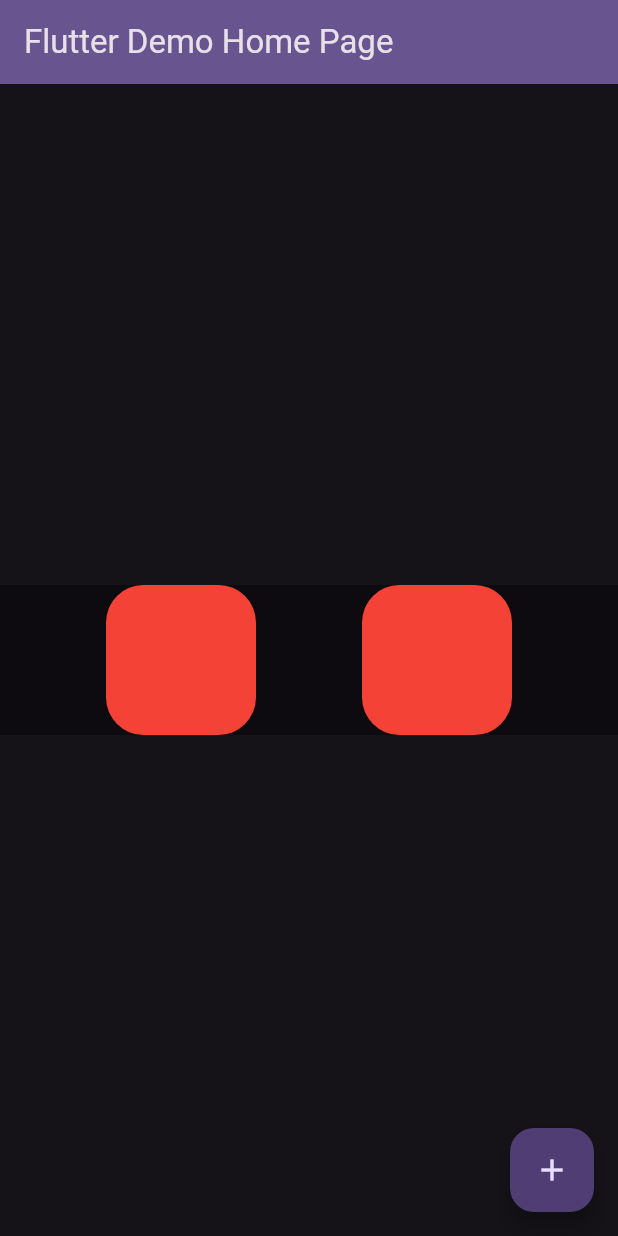
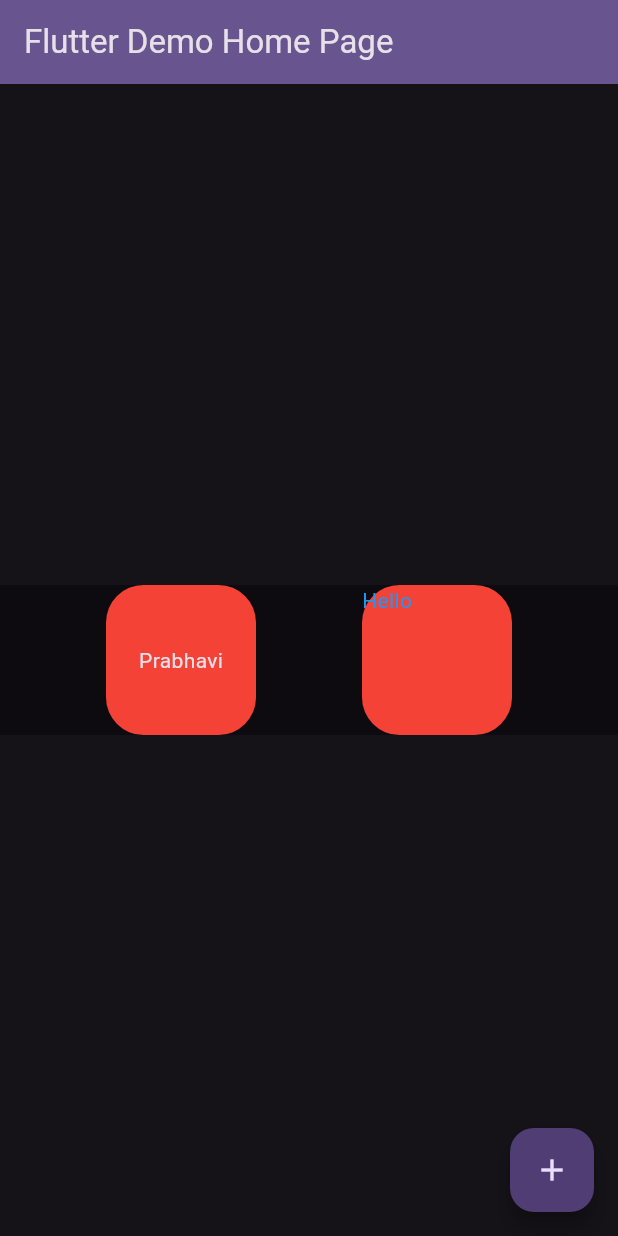
Before and after one commit to SAPNathasha/flutter_to_do_app01, a Flutter app: the screen it shows after launch, on a phone screen of 412 x 824 dp. Run offline on Flutter 3.47's test engine with Material 3 defaults, Android fonts, the phone set to English and light mode, and no system bars.

Commit message:
Add texts inside the containers using 'Center'

```diff
--- a/lib/main.dart
+++ b/lib/main.dart
@@ -107,17 +107,15 @@ class _MyHomePageState extends State<MyHomePage> {
               Container(
                 height: 100.0,
                 width: 100.0,
-                padding: EdgeInsets.all(50.0),
                 decoration: BoxDecoration(
                   borderRadius: BorderRadius.circular(25.0),
                   color: Colors.red,
                 ),
-                child: Text('Hello', style: TextStyle(color: Colors.blue)),
+                child: Center(child: Text('Prabhavi')),
               ),
               Container(
                 height: 100.0,
                 width: 100.0,
-                padding: EdgeInsets.all(50.0),
                 decoration: BoxDecoration(
                   borderRadius: BorderRadius.circular(25.0),
                   color: Colors.red,
```
